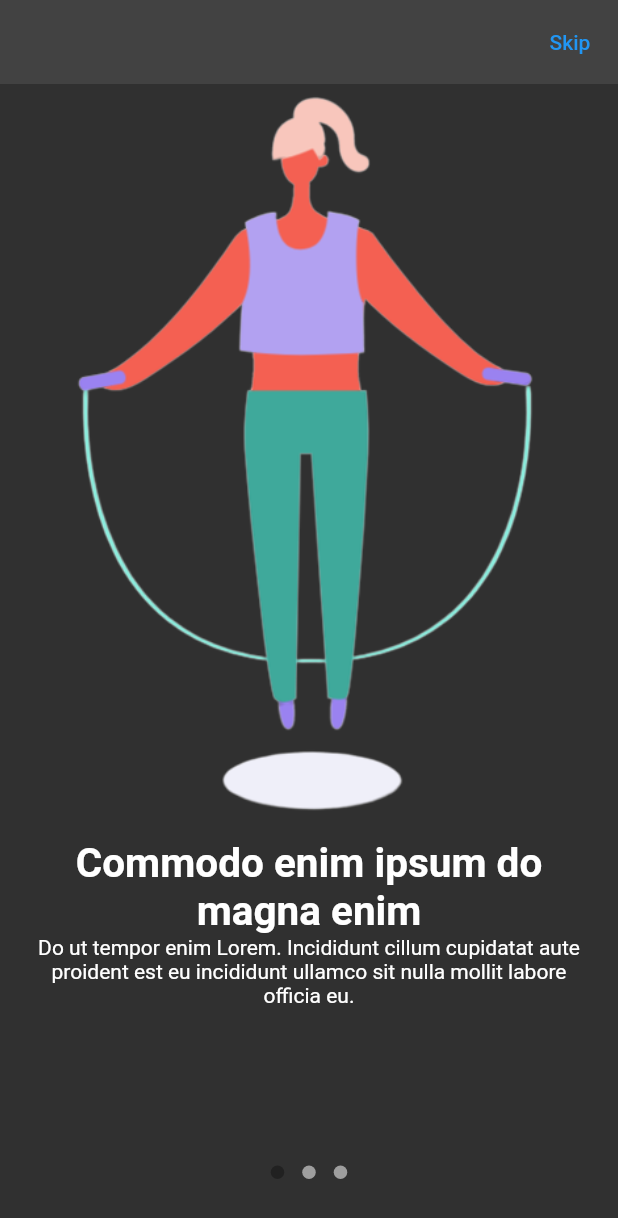
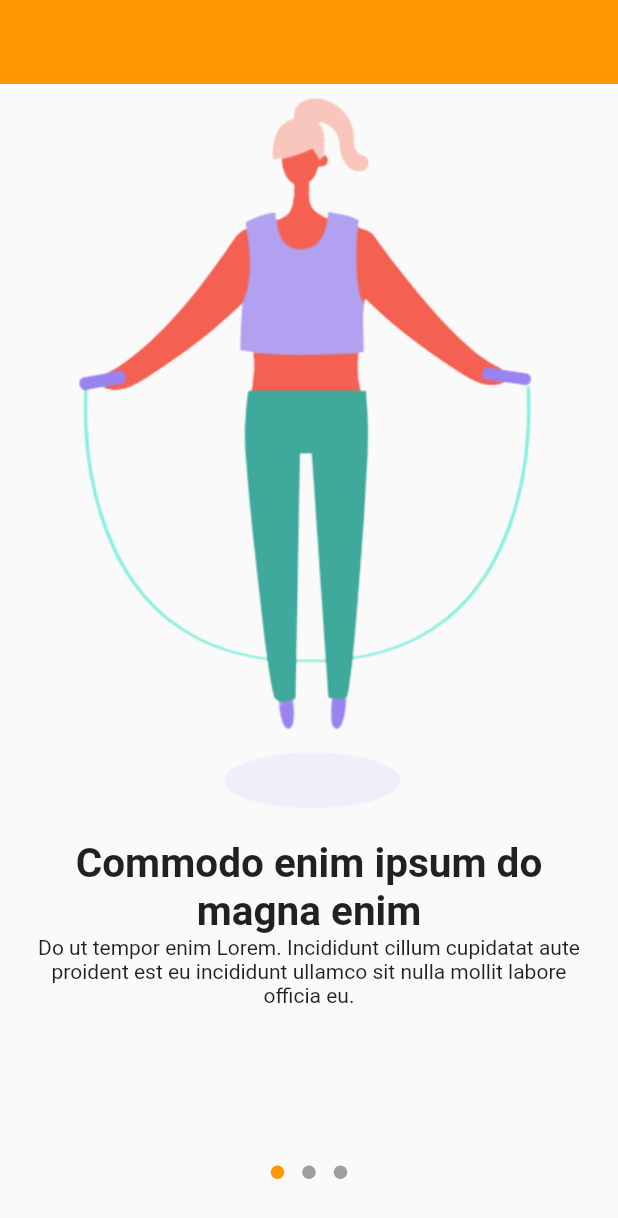
Before and after one commit to basarYargici/gympro, a Flutter app: the screen it shows after launch, on a phone screen of 412 x 824 dp. Shown: the top 1218 px of the screen. Run offline on Flutter 3.47's test engine with Material 2 defaults, Android fonts, the phone set to English and light mode, and no system bars; drawn by our look-alikes of dots_indicator; our stand-ins replace cloud_firestore, firebase_auth, firebase_core, fluttertoast, lottie, persistent_bottom_nav_bar and 3 more; accounts and stored records are empty; Roboto replaces fonts that are missing (Montserrat, Poppins).

Commit message:
update theme set to light

```diff
--- a/lib/main.dart
+++ b/lib/main.dart
@@ -17,10 +17,10 @@ class MyApp extends StatelessWidget {
         debugShowCheckedModeBanner: false,
         title: 'Flutter Demo',
         darkTheme: ThemeData(
-          brightness: Brightness.dark,
+          brightness: Brightness.light,
           /* dark theme settings */
         ),
-        themeMode: ThemeMode.dark,
+        themeMode: ThemeMode.light,
         theme: ThemeData(
           primarySwatch: Colors.orange,
         ),
```
